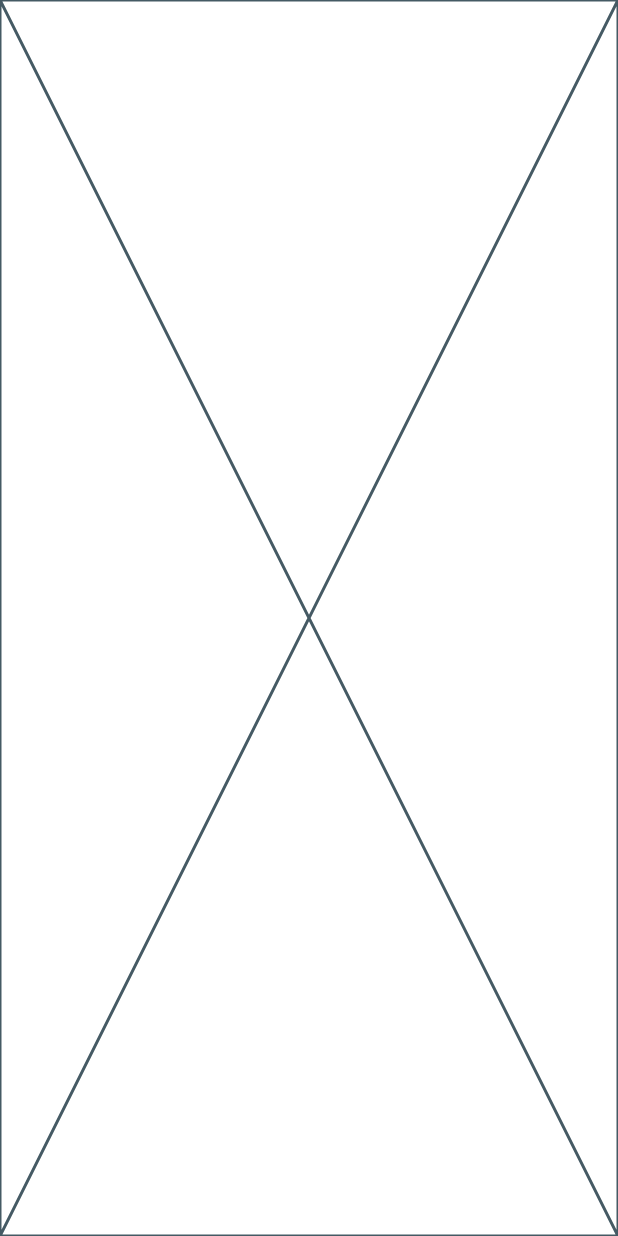
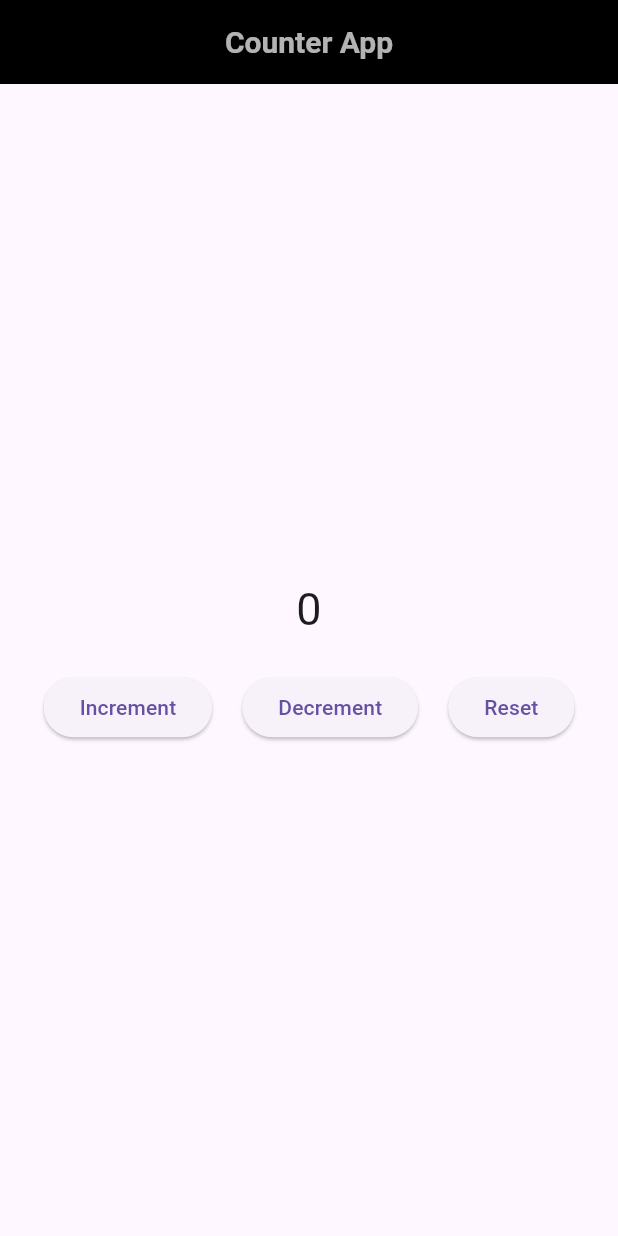
Before and after one commit to haris379/FlutterLearning, a Flutter app: the screen it shows after launch, on a phone screen of 412 x 824 dp. Run offline on Flutter 3.47's test engine with Material 3 defaults, Android fonts, the light colour scheme and no system bars; our stand-ins replace flutter_slidable.

Commit message:
Create Buttons

```diff
--- a/lib/CounterApp.dart
+++ b/lib/CounterApp.dart
@@ -1,15 +1,56 @@
 import 'package:flutter/material.dart';
 
 class Counterapp extends StatefulWidget {
-  const Counterapp({super.key});
+  Counterapp({super.key});
 
   @override
   State<Counterapp> createState() => _CounterappState();
 }
 
 class _CounterappState extends State<Counterapp> {
+  int variable = 0;
+
   @override
   Widget build(BuildContext context) {
-    return const Placeholder();
+    return SafeArea(
+      child: Scaffold(
+        appBar: AppBar(
+          centerTitle: true,
+          title: Center(
+            child: const Text(
+              "Counter App",
+              style: TextStyle(
+                color: Colors.white70,
+                fontSize: 20,
+                fontWeight: FontWeight.bold,
+              ),
+            ),
+          ),
+          backgroundColor: Colors.black,
+        ),
+
+        body: Center(
+          child: Column(
+            mainAxisAlignment: MainAxisAlignment.center,
+            children: [
+              Text(variable.toString(), style: TextStyle(fontSize: 30)),
+              SizedBox(height: 20),
+              Center(
+                child: Row(
+                  mainAxisAlignment: MainAxisAlignment.center,
+                  children: [
+                    ElevatedButton(onPressed: () {}, child: Text("Increment")),
+                    SizedBox(width: 20),
+                    ElevatedButton(onPressed: () {}, child: Text("Decrement")),
+                    SizedBox(width: 20),
+                    ElevatedButton(onPressed: () {}, child: Text("Reset")),
+                  ],
+                ),
+              ),
+            ],
+          ),
+        ),
+      ),
+    );
   }
 }
```
